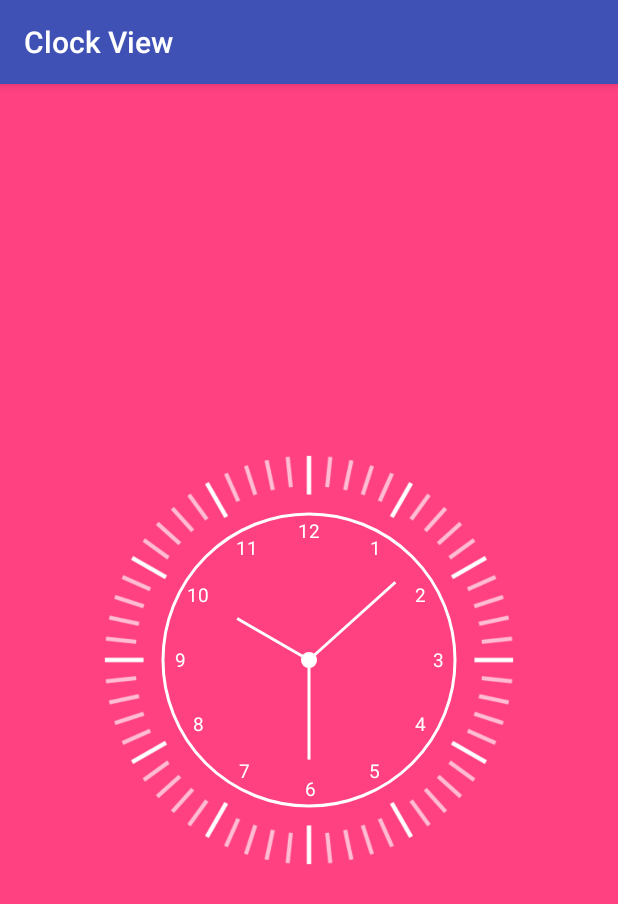
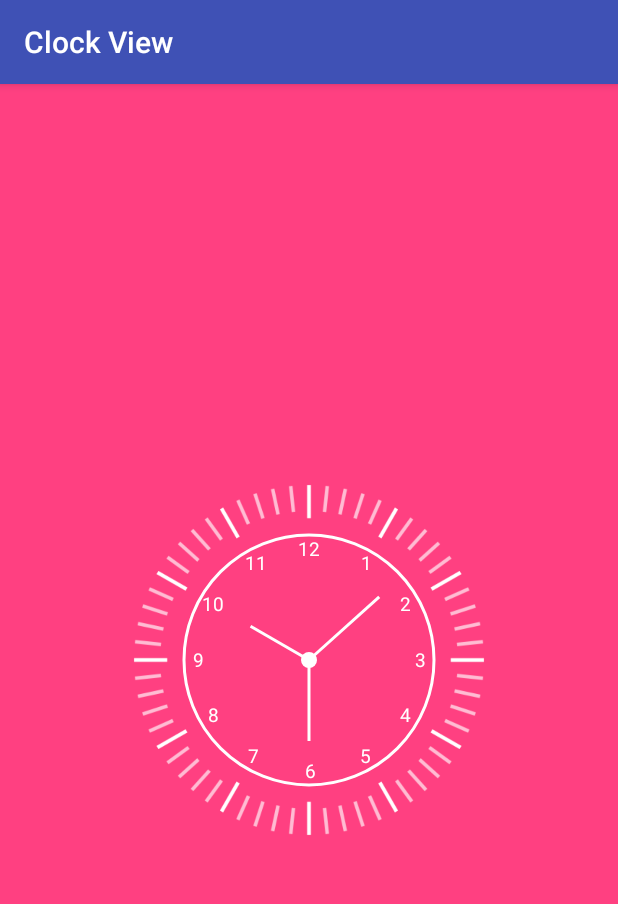
Before and after one commit to VattipalliSridhar/Clock-View, an Android app: the screen it shows after launch (MainActivity), on a phone screen of 412 x 824 dp. Shown: the top 904 px of the screen. Run offline under Robolectric (Android 15) with nearby library versions, the phone set to English and light mode, and no system bars.

```diff
--- a/app/src/main/java/com/appbasic/clockview/MainActivity.java
+++ b/app/src/main/java/com/appbasic/clockview/MainActivity.java
@@ -32,12 +32,12 @@ public class MainActivity extends AppCompatActivity {
 
 
         RelativeLayout clock_img = (RelativeLayout) findViewById(R.id.clock_img);
-        clock_img.getLayoutParams().height = (w * 70) / 100;
-        clock_img.getLayoutParams().width = (w * 70) / 100;
+        clock_img.getLayoutParams().height = (w * 60) / 100;
+        clock_img.getLayoutParams().width = (w * 60) / 100;
 
         RelativeLayout clock_view = (RelativeLayout) findViewById(R.id.clock_view);
-        clock_view.getLayoutParams().height = (w * 70) / 100;
-        clock_view.getLayoutParams().width = (w * 70) / 100;
+        clock_view.getLayoutParams().height = (w * 60) / 100;
+        clock_view.getLayoutParams().width = (w * 60) / 100;
         clock_view.addView(new ClockView(getApplicationContext()));
 
 
```
